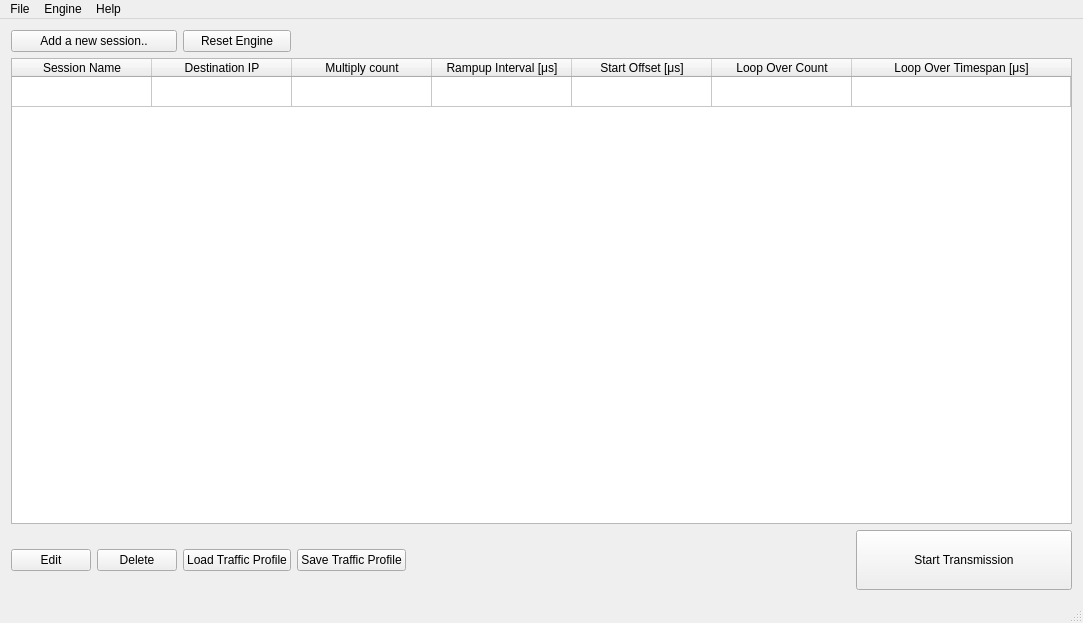
Old version of the form trafficwindow.ui in the repository MonteDarkfloyd/RUGE.
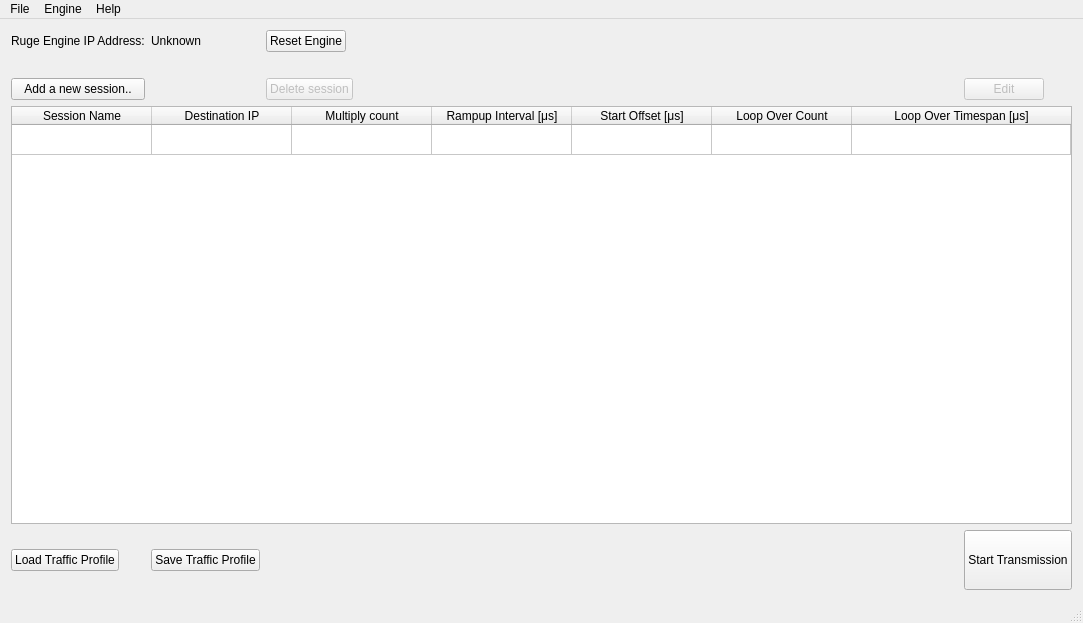
New version of the form.

What changed in the file:
```diff
--- a/trafficwindow.ui
+++ b/trafficwindow.ui
@@ -21,71 +21,7 @@
   </property>
   <widget class="QWidget" name="centralWidget">
    <layout class="QGridLayout" name="gridLayout">
-    <item row="2" column="3">
-     <widget class="QPushButton" name="saveButton">
-      <property name="sizePolicy">
-       <sizepolicy hsizetype="Maximum" vsizetype="Fixed">
-        <horstretch>0</horstretch>
-        <verstretch>0</verstretch>
-       </sizepolicy>
-      </property>
-      <property name="text">
-       <string>Save Traffic Profile</string>
-      </property>
-     </widget>
-    </item>
-    <item row="2" column="6">
-     <widget class="QPushButton" name="startButton">
-      <property name="minimumSize">
-       <size>
-        <width>0</width>
-        <height>60</height>
-       </size>
-      </property>
-      <property name="text">
-       <string>Start Transmission</string>
-      </property>
-     </widget>
-    </item>
-    <item row="2" column="2">
-     <widget class="QPushButton" name="loadButton">
-      <property name="sizePolicy">
-       <sizepolicy hsizetype="Maximum" vsizetype="Fixed">
-        <horstretch>0</horstretch>
-        <verstretch>0</verstretch>
-       </sizepolicy>
-      </property>
-      <property name="text">
-       <string>Load Traffic Profile</string>
-      </property>
-     </widget>
-    </item>
-    <item row="2" column="0">
-     <widget class="QPushButton" name="editButton">
-      <property name="sizePolicy">
-       <sizepolicy hsizetype="Maximum" vsizetype="Fixed">
-        <horstretch>0</horstretch>
-        <verstretch>0</verstretch>
-       </sizepolicy>
-      </property>
-      <property name="sizeIncrement">
-       <size>
-        <width>0</width>
-        <height>0</height>
-       </size>
-      </property>
-      <property name="baseSize">
-       <size>
-        <width>0</width>
-        <height>0</height>
-       </size>
-      </property>
-      <property name="text">
-       <string>Edit</string>
-      </property>
-     </widget>
-    </item>
-    <item row="1" column="0" colspan="7">
+    <item row="3" column="0" colspan="7">
      <widget class="QTableWidget" name="tableWidget">
       <property name="layoutDirection">
        <enum>Qt::LeftToRight</enum>
@@ -209,8 +145,98 @@
       </item>
      </widget>
     </item>
-    <item row="2" column="1">
+    <item row="0" column="2">
+     <widget class="QPushButton" name="resetButton">
+      <property name="sizePolicy">
+       <sizepolicy hsizetype="Maximum" vsizetype="Fixed">
+        <horstretch>0</horstretch>
+        <verstretch>0</verstretch>
+       </sizepolicy>
+      </property>
+      <property name="text">
+       <string>Reset Engine</string>
+      </property>
+     </widget>
+    </item>
+    <item row="4" column="0">
+     <widget class="QPushButton" name="loadButton">
+      <property name="sizePolicy">
+       <sizepolicy hsizetype="Maximum" vsizetype="Fixed">
+        <horstretch>0</horstretch>
+        <verstretch>0</verstretch>
+       </sizepolicy>
+      </property>
+      <property name="text">
+       <string>Load Traffic Profile</string>
+      </property>
+     </widget>
+    </item>
+    <item row="4" column="6">
+     <widget class="QPushButton" name="startButton">
+      <property name="minimumSize">
+       <size>
+        <width>0</width>
+        <height>60</height>
+       </size>
+      </property>
+      <property name="text">
+       <string>Start Transmission</string>
+      </property>
+     </widget>
+    </item>
+    <item row="4" column="1">
+     <widget class="QPushButton" name="saveButton">
+      <property name="sizePolicy">
+       <sizepolicy hsizetype="Maximum" vsizetype="Fixed">
+        <horstretch>0</horstretch>
+        <verstretch>0</verstretch>
+       </sizepolicy>
+      </property>
+      <property name="text">
+       <string>Save Traffic Profile</string>
+      </property>
+     </widget>
+    </item>
+    <item row="0" column="0">
+     <widget class="QLabel" name="RugeEngineLabel">
+      <property name="text">
+       <string>Ruge Engine IP Address:</string>
+      </property>
+     </widget>
+    </item>
+    <item row="2" column="6">
+     <widget class="QPushButton" name="editButton">
+      <property name="enabled">
+       <bool>false</bool>
+      </property>
+      <property name="sizePolicy">
+       <sizepolicy hsizetype="Maximum" vsizetype="Fixed">
+        <horstretch>0</horstretch>
+        <verstretch>0</verstretch>
+       </sizepolicy>
+      </property>
+      <property name="sizeIncrement">
+       <size>
+        <width>0</width>
+        <height>0</height>
+       </size>
+      </property>
+      <property name="baseSize">
+       <size>
+        <width>0</width>
+        <height>0</height>
+       </size>
+      </property>
+      <property name="text">
+       <string>Edit</string>
+      </property>
+     </widget>
+    </item>
+    <item row="2" column="2" colspan="2">
      <widget class="QPushButton" name="deleteButton">
+      <property name="enabled">
+       <bool>false</bool>
+      </property>
       <property name="sizePolicy">
        <sizepolicy hsizetype="Maximum" vsizetype="Fixed">
         <horstretch>0</horstretch>
@@ -218,11 +244,21 @@
        </sizepolicy>
       </property>
       <property name="text">
-       <string>Delete</string>
+       <string>Delete session</string>
       </property>
+      <property name="checkable">
+       <bool>false</bool>
+      </property>
      </widget>
     </item>
-    <item row="0" column="0" colspan="2">
+    <item row="0" column="1">
+     <widget class="QLabel" name="RugeIPLabel">
+      <property name="text">
+       <string>Unknown</string>
+      </property>
+     </widget>
+    </item>
+    <item row="2" column="0">
      <widget class="QPushButton" name="newButton">
       <property name="sizePolicy">
        <sizepolicy hsizetype="Minimum" vsizetype="Fixed">
@@ -235,12 +271,18 @@
       </property>
      </widget>
     </item>
-    <item row="0" column="2">
-     <widget class="QPushButton" name="resetButton">
-      <property name="text">
-       <string>Reset Engine</string>
+    <item row="1" column="2" colspan="5">
+     <spacer name="horizontalSpacer">
+      <property name="orientation">
+       <enum>Qt::Horizontal</enum>
       </property>
-     </widget>
+      <property name="sizeHint" stdset="0">
+       <size>
+        <width>40</width>
+        <height>20</height>
+       </size>
+      </property>
+     </spacer>
     </item>
    </layout>
   </widget>
```
